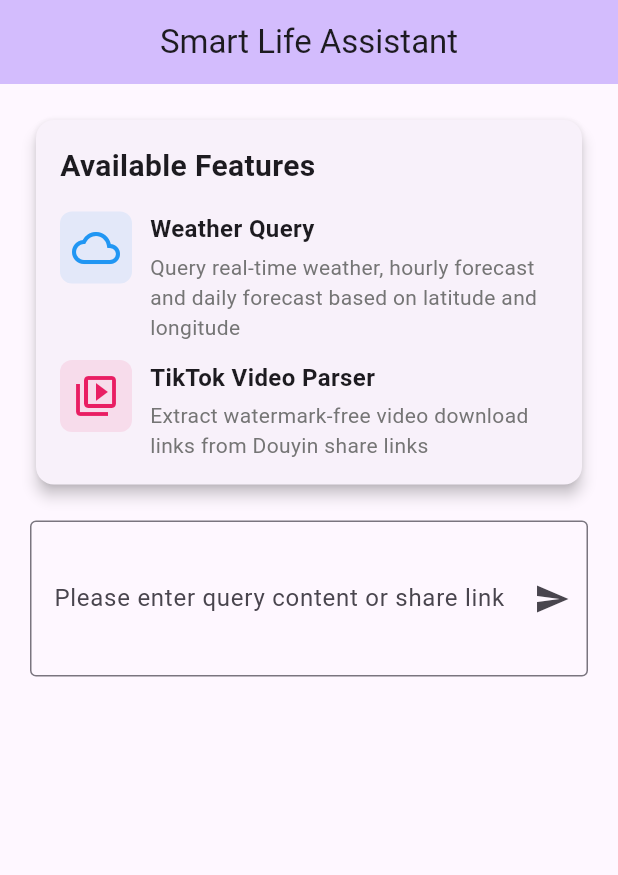
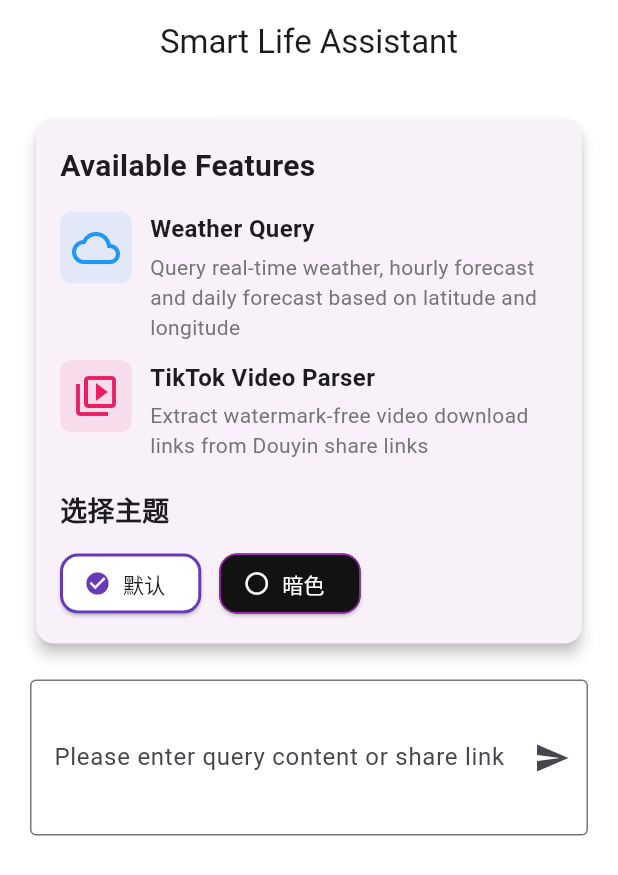
Before and after one commit to jingluoguo/smart_life_assistant, a Flutter app: the screen it shows after launch, on a phone screen of 412 x 824 dp. Shown: the top 875 px of the screen. Run offline on Flutter 3.47's test engine with Material 3 defaults, Android fonts, the phone set to English and light mode, and no system bars; our stand-ins replace dio, flutter_i18n, get, shared_preferences; missing offline and left inert: dart_jsonwebtoken.

Commit message:
添加切换主题功能

```diff
--- /dev/null
+++ b/lib/core/controller/theme_controller.dart
@@ -0,0 +1,46 @@
+import 'package:flutter/material.dart';
+import 'package:get/get.dart';
+import 'package:smart_life_assistant/core/value/theme_model.dart';
+import 'package:smart_life_assistant/data/service/setting_service.dart';
+
+class ThemeController extends GetxController {
+  final SettingsService _settingsService = Get.find<SettingsService>();
+  final Rx<ThemeModel> _currentTheme = ThemeModel.defaultTheme.obs;
+
+  ThemeModel get currentTheme => _currentTheme.value;
+
+  @override
+  void onInit() {
+    super.onInit();
+    // 从设置服务加载当前主题
+    _currentTheme.value = _settingsService.getCurrentTheme();
+  }
+
+  // 切换到指定主题
+  Future<void> switchTheme(String themeName) async {
+    final theme = ThemeModel.fromName(themeName);
+    _currentTheme.value = theme;
+    // 持久化主题设置
+    await _settingsService.setAppTheme(themeName);
+    update();
+  }
+
+  // 获取当前主题的ThemeData
+  ThemeData getThemeData() {
+    return ThemeData(
+      brightness:
+          _currentTheme.value.name == 'dark'
+              ? Brightness.dark
+              : Brightness.light,
+      colorScheme: ColorScheme.fromSeed(
+        seedColor: _currentTheme.value.primary,
+        brightness:
+            _currentTheme.value.name == 'dark'
+                ? Brightness.dark
+                : Brightness.light,
+      ),
+      primaryColor: _currentTheme.value.primary,
+      scaffoldBackgroundColor: _currentTheme.value.background,
+    );
+  }
+}
--- /dev/null
+++ b/lib/core/value/colors.dart
@@ -0,0 +1,40 @@
+import 'package:flutter/material.dart';
+import 'package:get/get.dart';
+import 'package:smart_life_assistant/core/controller/theme_controller.dart';
+import 'package:smart_life_assistant/core/value/theme_model.dart';
+
+class AppColors {
+  // 获取主题控制器
+  static ThemeController get _themeController => Get.find<ThemeController>();
+
+  // 获取当前主题
+  static ThemeModel get _currentTheme => _themeController.currentTheme;
+
+  // 主色调
+  static Color get primary => _currentTheme.primary;
+  static Color get secondary => _currentTheme.secondary;
+  static Color get accent => _currentTheme.accent;
+
+  // 文本颜色
+  static Color get textPrimary => _currentTheme.textPrimary;
+  static Color get textSecondary => _currentTheme.textSecondary;
+  static Color get textLight =>
+      _currentTheme.textSecondary.withValues(alpha: 0.8);
+
+  // 背景颜色
+  static Color get background => _currentTheme.background;
+  static Color get backgroundSecondary => _currentTheme.backgroundSecondary;
+
+  // 功能颜色
+  static const success = Color(0xFF4CAF50); // 成功-绿色
+  static const error = Color(0xFFF44336); // 错误-红色
+  static const warning = Color(0xFFFFC107); // 警告-黄色
+  static const info = Color(0xFF2196F3); // 信息-蓝色
+
+  // 特殊颜色（这些颜色不随主题变化）
+  static const blue = Color(0xFF2196F3);
+  static const pink = Color(0xFFE91E63);
+  static const grey = Color(0xFF9E9E9E);
+  static const black = Color(0xFF000000);
+  static const white = Color(0xFFFFFFFF);
+}
--- a/lib/core/value/constant.dart
+++ b/lib/core/value/constant.dart
@@ -1,3 +1,4 @@
 class Constant {
   static const String appLanguageKey = "APP_LANGUAGE";
+  static const String appThemeKey = "APP_THEME";
 }
--- /dev/null
+++ b/lib/core/value/theme_model.dart
@@ -0,0 +1,60 @@
+import 'package:flutter/material.dart';
+
+class ThemeModel {
+  final String name;
+  final Color primary;
+  final Color secondary;
+  final Color accent;
+  final Color textPrimary;
+  final Color textSecondary;
+  final Color background;
+  final Color backgroundSecondary;
+
+  const ThemeModel({
+    required this.name,
+    required this.primary,
+    required this.secondary,
+    required this.accent,
+    required this.textPrimary,
+    required this.textSecondary,
+    required this.background,
+    required this.backgroundSecondary,
+  });
+
+  // 默认主题
+  static const defaultTheme = ThemeModel(
+    name: 'default',
+    primary: Color(0xFF673AB7),
+    secondary: Color(0xFF03A9F4),
+    accent: Color(0xFFE91E63),
+    textPrimary: Color(0xFF212121),
+    textSecondary: Color(0xFF757575),
+    background: Color(0xFFFFFFFF),
+    backgroundSecondary: Color(0xFFF5F5F5),
+  );
+
+  // 暗色主题
+  static const darkTheme = ThemeModel(
+    name: 'dark',
+    primary: Color(0xFF9C27B0),
+    secondary: Color(0xFF2196F3),
+    accent: Color(0xFFFF4081),
+    textPrimary: Color(0xFFFFFFFF),
+    textSecondary: Color(0xFFB0BEC5),
+    background: Color(0xFF121212),
+    backgroundSecondary: Color(0xFF1E1E1E),
+  );
+
+  // 从主题名称获取主题模型
+  static ThemeModel fromName(String name) {
+    switch (name) {
+      case 'dark':
+        return darkTheme;
+      default:
+        return defaultTheme;
+    }
+  }
+
+  // 获取所有可用主题
+  static List<ThemeModel> get allThemes => [defaultTheme, darkTheme];
+}
--- a/lib/data/service/setting_service.dart
+++ b/lib/data/service/setting_service.dart
@@ -4,9 +4,11 @@
 import 'package:get/get.dart';
 import 'package:shared_preferences/shared_preferences.dart';
 import 'package:smart_life_assistant/core/value/constant.dart';
+import 'package:smart_life_assistant/core/value/theme_model.dart';
 
 class SettingsService extends GetxService {
   String? languageCode;
+  String? themeName;
 
   Future<bool?> setAppLanguageKey(String? code) async {
     if (code == null) return false;
@@ -21,6 +23,18 @@
     return suc;
   }
 
+  Future<bool?> setAppTheme(String? theme) async {
+    if (theme == null) return false;
+
+    SharedPreferences sp = await SharedPreferences.getInstance();
+    bool suc = await sp.setString(Constant.appThemeKey, theme);
+
+    if (suc) {
+      themeName = theme;
+    }
+    return suc;
+  }
+
   Locale getLanguageLocale() {
     if (languageCode == null) {
       if (Get.context != null) {
@@ -32,9 +46,15 @@
     return Locale(languageCode!);
   }
 
+  ThemeModel getCurrentTheme() {
+    return ThemeModel.fromName(themeName ?? 'default');
+  }
+
   Future<SettingsService> init() async {
     SharedPreferences sp = await SharedPreferences.getInstance();
     languageCode = sp.getString(Constant.appLanguageKey);
+    themeName = sp.getString(Constant.appThemeKey);
+
     if (languageCode == null) {
       if (Get.context != null) {
         languageCode = FlutterI18n.currentLocale(Get.context!)?.languageCode;
@@ -43,6 +63,12 @@
       }
       sp.setString(Constant.appLanguageKey, languageCode!);
     }
+
+    if (themeName == null) {
+      themeName = 'default';
+      sp.setString(Constant.appThemeKey, themeName!);
+    }
+
     return this;
   }
 }
--- a/lib/main.dart
+++ b/lib/main.dart
@@ -1,6 +1,5 @@
 import 'dart:async' as runtime;
 import 'dart:core';
-import 'dart:ui';
 
 import 'package:flutter/material.dart';
 import 'package:flutter_i18n/flutter_i18n.dart';
@@ -9,9 +8,9 @@
 import 'package:get/get.dart';
 import 'package:smart_life_assistant/core/ext/widget_ext.dart';
 import 'package:smart_life_assistant/core/utils/common_util.dart';
-import 'package:smart_life_assistant/pages/assistant/assistant_binding.dart';
-import 'package:smart_life_assistant/pages/assistant/assistant_page.dart';
 import 'package:smart_life_assistant/route/app_pages.dart';
+import 'package:smart_life_assistant/core/controller/theme_controller.dart';
+import 'package:smart_life_assistant/data/service/setting_service.dart';
 
 void main() {
   runtime.runZoned(_runMain);
@@ -19,6 +18,13 @@
 
 void _runMain() async {
   WidgetsFlutterBinding.ensureInitialized();
+
+  // 初始化设置服务
+  await Get.putAsync(() => SettingsService().init());
+
+  // 初始化主题控制器
+  Get.put(ThemeController());
+
   runApp(const MyApp());
 }
 
@@ -27,6 +33,8 @@
 
   @override
   Widget build(BuildContext context) {
+    return GetBuilder<ThemeController>(
+      builder: (themeController) {
         return GetMaterialApp(
           debugShowCheckedModeBanner: false,
           title: i18n('app.title'),
@@ -53,14 +61,14 @@
             // 如果没有匹配的，使用默认语言
             return supportedLocales.first;
           },
-      theme: ThemeData(
-        colorScheme: ColorScheme.fromSeed(seedColor: Colors.deepPurple),
-      ),
+          theme: themeController.getThemeData(),
           initialRoute: AppRoutes.assistant,
           defaultTransition: Transition.cupertino,
           getPages: AppPages.pages,
         ).onTap(() {
           FocusManager.instance.primaryFocus?.unfocus();
         });
+      },
+    );
   }
 }
--- a/lib/pages/assistant/assistant_controller.dart
+++ b/lib/pages/assistant/assistant_controller.dart
@@ -1,7 +1,6 @@
 import 'dart:core';
 
 import 'package:flutter/foundation.dart';
-import 'package:flutter/gestures.dart';
 import 'package:flutter/material.dart';
 import 'package:flutter/services.dart';
 import 'package:flutter_i18n/flutter_i18n.dart';
@@ -17,62 +16,13 @@
   RxBool isLoading = false.obs;
   RxString result = ''.obs;
 
-  Future<void> _launchUrl(String url) async {
+  Future<void> handleLaunchUrl(String url) async {
     final Uri uri = Uri.parse(url);
     if (await canLaunchUrl(uri)) {
       await launchUrl(uri, mode: LaunchMode.externalApplication);
     } else {
       result.value = '无法打开链接: $url';
     }
-  }
-
-  List<TextSpan> parseTextWithUrls(String text) {
-    final RegExp urlRegex = RegExp(r'https?://[^\s\)]+');
-    final List<TextSpan> spans = [];
-    int lastIndex = 0;
-
-    urlRegex.allMatches(text).forEach((match) {
-      // 添加匹配前的文本
-      if (match.start > lastIndex) {
-        spans.add(
-          TextSpan(
-            text: text.substring(lastIndex, match.start),
-            style: const TextStyle(fontSize: 16, color: Colors.black),
-          ),
-        );
-      }
-
-      // 添加可点击的URL
-      spans.add(
-        TextSpan(
-          text: match.group(0)!, // 安全调用，因为是匹配项
-          style: const TextStyle(
-            fontSize: 16,
-            color: Colors.blue,
-            decoration: TextDecoration.underline,
-          ),
-          recognizer:
-              TapGestureRecognizer()
-                ..onTap = () {
-                  _launchUrl(match.group(0)!); // 安全调用，因为是匹配项
-                },
-        ),
-      );
-
-      lastIndex = match.end;
-    });
-
-    // 添加剩余的文本
-    if (lastIndex < text.length) {
-      spans.add(
-        TextSpan(
-          text: text.substring(lastIndex),
-          style: const TextStyle(fontSize: 16, color: Colors.black),
-        ),
-      );
-    }
-
-    return spans;
   }
 
   void handleFunctionCall() async {
--- a/lib/pages/assistant/assistant_page.dart
+++ b/lib/pages/assistant/assistant_page.dart
@@ -1,8 +1,12 @@
 import 'dart:core';
 
+import 'package:flutter/gestures.dart';
 import 'package:flutter/material.dart';
 import 'package:flutter_i18n/flutter_i18n.dart';
 import 'package:get/get.dart';
+import 'package:smart_life_assistant/core/controller/theme_controller.dart';
+import 'package:smart_life_assistant/core/value/colors.dart';
+import 'package:smart_life_assistant/core/value/theme_model.dart';
 import 'package:smart_life_assistant/pages/assistant/assistant_controller.dart';
 
 class AssistantPage extends StatelessWidget {
@@ -22,7 +26,7 @@
         Container(
           padding: const EdgeInsets.all(8),
           decoration: BoxDecoration(
-            color: color.withValues(alpha: .1),
+            color: color.withValues(alpha: 0.1),
             borderRadius: BorderRadius.circular(8),
           ),
           child: Icon(icon, color: color, size: 32),
@@ -42,7 +46,7 @@
               const SizedBox(height: 4),
               Text(
                 description,
-                style: TextStyle(fontSize: 14, color: Colors.grey[600]),
+                style: TextStyle(fontSize: 14, color: AppColors.textSecondary),
               ),
             ],
           ),
@@ -51,11 +55,102 @@
     );
   }
 
+  Widget _buildThemeSelector() {
+    final themeController = Get.find<ThemeController>();
+    return Obx(
+      () => Wrap(
+        spacing: 12,
+        runSpacing: 12,
+        children:
+            ThemeModel.allThemes.map((theme) {
+              final isSelected =
+                  themeController.currentTheme.name == theme.name;
+              return ElevatedButton.icon(
+                onPressed: () {
+                  themeController.switchTheme(theme.name);
+                },
+                icon: Icon(
+                  isSelected ? Icons.check_circle : Icons.circle_outlined,
+                  color: isSelected ? theme.primary : null,
+                ),
+                label: Text(
+                  theme.name == 'default'
+                      ? '默认'
+                      : theme.name == 'dark'
+                      ? '暗色'
+                      : theme.name,
+                ),
+                style: ElevatedButton.styleFrom(
+                  backgroundColor: theme.background,
+                  foregroundColor: theme.textPrimary,
+                  side: BorderSide(
+                    color: theme.primary,
+                    width: isSelected ? 2 : 1,
+                  ),
+                  shape: RoundedRectangleBorder(
+                    borderRadius: BorderRadius.circular(12),
+                  ),
+                ),
+              );
+            }).toList(),
+      ),
+    );
+  }
+
+  List<TextSpan> parseTextWithUrls(String text) {
+    final RegExp urlRegex = RegExp(r'https?://[^\s\)]+');
+    final List<TextSpan> spans = [];
+    int lastIndex = 0;
+
+    urlRegex.allMatches(text).forEach((match) {
+      // 添加匹配前的文本
+      if (match.start > lastIndex) {
+        spans.add(
+          TextSpan(
+            text: text.substring(lastIndex, match.start),
+            style: TextStyle(fontSize: 16, color: AppColors.textPrimary),
+          ),
+        );
+      }
+
+      // 添加可点击的URL
+      spans.add(
+        TextSpan(
+          text: match.group(0)!, // 安全调用，因为是匹配项
+          style: const TextStyle(
+            fontSize: 16,
+            color: AppColors.blue,
+            decoration: TextDecoration.underline,
+          ),
+          recognizer:
+              TapGestureRecognizer()
+                ..onTap = () {
+                  controller.handleLaunchUrl(match.group(0)!); // 安全调用，因为是匹配项
+                },
+        ),
+      );
+
+      lastIndex = match.end;
+    });
+
+    // 添加剩余的文本
+    if (lastIndex < text.length) {
+      spans.add(
+        TextSpan(
+          text: text.substring(lastIndex),
+          style: TextStyle(fontSize: 16, color: AppColors.textPrimary),
+        ),
+      );
+    }
+
+    return spans;
+  }
+
   @override
   Widget build(BuildContext context) {
     return Scaffold(
       appBar: AppBar(
-        backgroundColor: Theme.of(context).colorScheme.inversePrimary,
+        backgroundColor: AppColors.background,
         title: Text(FlutterI18n.translate(context, 'app.title')),
         centerTitle: true,
       ),
@@ -87,7 +182,7 @@
                         context,
                         'app.weatherDescription',
                       ),
-                      color: Colors.blue,
+                      color: AppColors.blue,
                     ),
                     const SizedBox(height: 12),
                     _buildFeatureCard(
@@ -97,8 +192,19 @@
                         context,
                         'app.tiktokDescription',
                       ),
-                      color: Colors.pink,
+                      color: AppColors.pink,
                     ),
+                    const SizedBox(height: 20),
+                    // 主题切换部分
+                    Text(
+                      '选择主题',
+                      style: const TextStyle(
+                        fontSize: 18,
+                        fontWeight: FontWeight.bold,
+                      ),
+                    ),
+                    const SizedBox(height: 12),
+                    _buildThemeSelector(),
                   ],
                 ),
               ),
@@ -150,7 +256,7 @@
                                   child: SingleChildScrollView(
                                     child: RichText(
                                       text: TextSpan(
-                                        children: controller.parseTextWithUrls(
+                                        children: parseTextWithUrls(
                                           controller.result.value,
                                         ),
                                       ),
```
Lines whose indentation alone changed are shown as unchanged.
